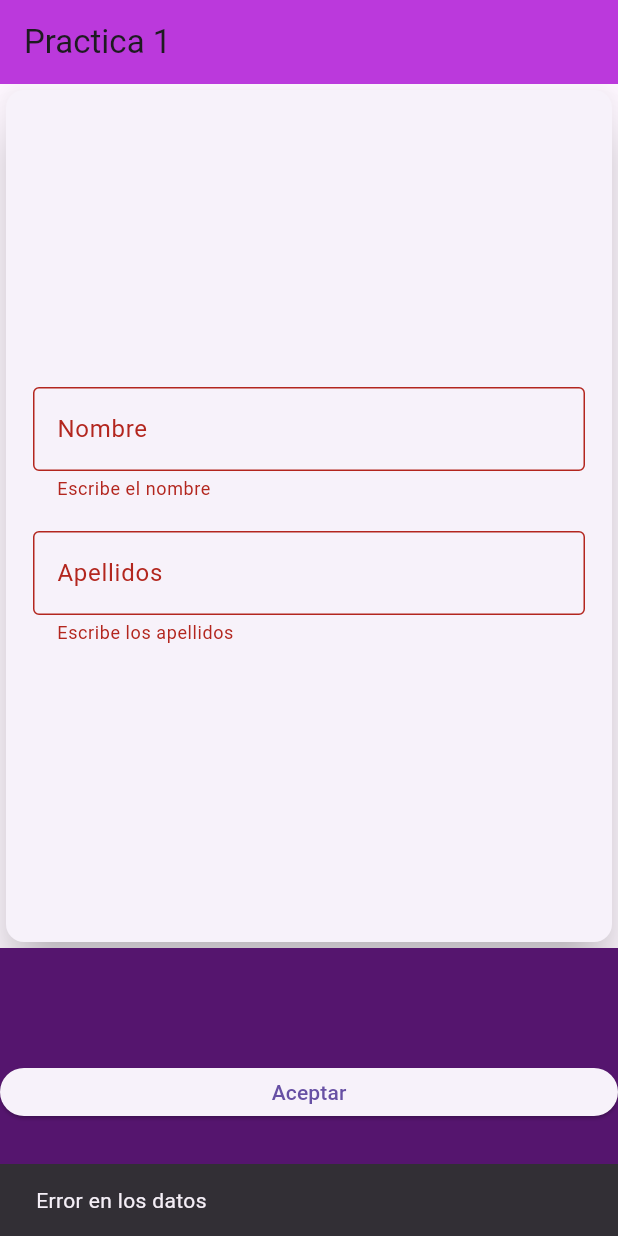
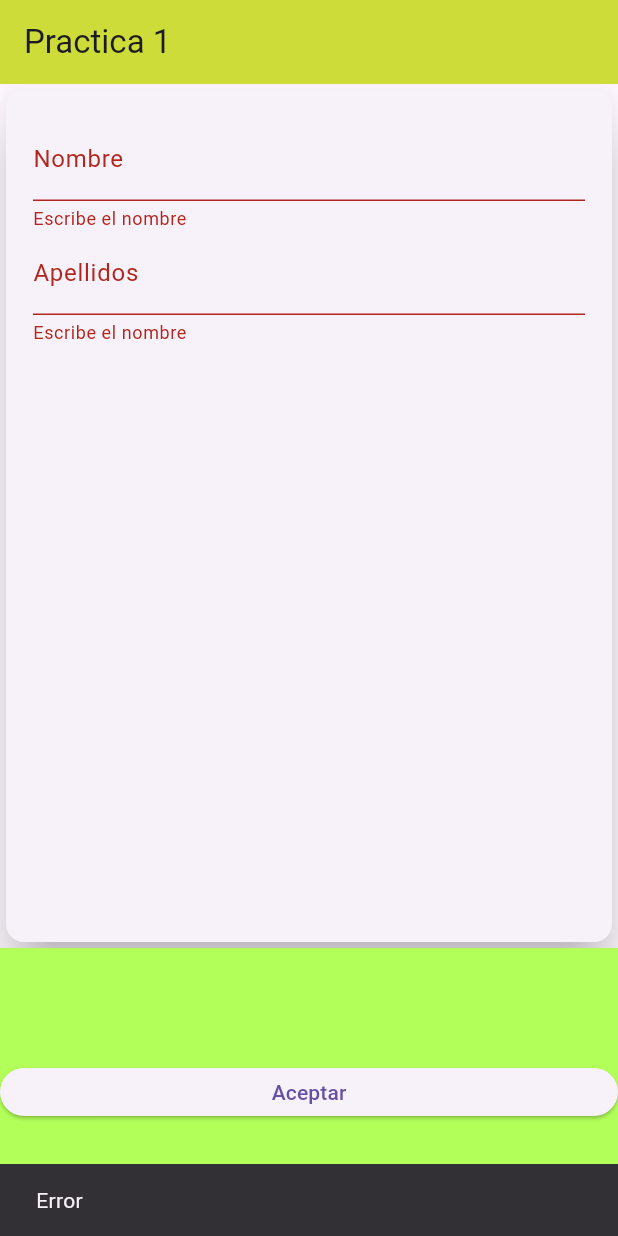
Before and after one commit to EvelynLomeli28/Programas, a Flutter app: the screen it shows after launch, after a tap on "Aceptar", on a phone screen of 412 x 824 dp. Run offline on Flutter 3.47's test engine with Material 3 defaults, Android fonts, the phone set to English and light mode, and no system bars.

Commit message:
no message

```diff
--- a/practica1_parcial3/lib/widget/pagina2.dart
+++ b/practica1_parcial3/lib/widget/pagina2.dart
@@ -1,3 +1,4 @@
+
 import 'package:flutter/material.dart';
 import 'package:practica1_parcial3/widget/pagina3.dart';
 
@@ -10,76 +11,68 @@
   }
 }
 
-class Datos extends State<Pagina2> {
+class Datos extends State<Pagina2>{
   final _llave = GlobalKey<FormState>();
   final TextEditingController nombre = TextEditingController();
   final TextEditingController apellidos = TextEditingController();
 
-  void validar() {
-    String nom = nombre.text;
+  void validar(){
+    String non = nombre.text;
     String ape = apellidos.text;
-    String cadena = "$nom - $ape";
+    String cadena = non +" - "+ape;
 
-    if (_llave.currentState?.validate() ?? false) {
+     if (_llave.currentState?.validate() ?? false){
            Navigator.push(
             context,
             MaterialPageRoute(
-          builder: (context) => Pagina3(cadena: cadena),
+              builder: (context) => Pagina3(
+                cadena : cadena,
               ),
-      );
-    } else {
+            ),
+            )
+            ;
+     }else{
       ScaffoldMessenger.of(context).showSnackBar(
-        const SnackBar(content: Text('Error en los datos')),
+        SnackBar(content: Text('Error')),
         );
      }
+
   }
-
-  String? _vNombre(String? value) {
-    if (value == null || value.isEmpty) {
+  String? _vNombre(String? value){
+    if(value== null || value.isEmpty){
       return 'Escribe el nombre';
     }
 
-    // Verificar que la primera letra sea mayúscula
-    if (value[0] != value[0].toUpperCase()) {
-      return 'La primera letra debe ser mayúscula';
+    String letra = value[0];
+    if (letra == value[0].toUpperCase()){
+          final nom = RegExp(r'^[a-z]+$');
+          String letras = value.substring(1,value.length);
+          print(letras);
+            if(!nom.hasMatch(letras)){
+                  return 'Error solo minusculas';
+            }
+    }else{
+      return 'La primer letra debe ser mayusculas';
     }
 
-    // Verificar que el resto sean minúsculas
-    final resto = value.substring(1);
-    final regexMinusculas = RegExp(r'^[a-záéíóúñ]*$');
-    if (!regexMinusculas.hasMatch(resto)) {
-      return 'El resto debe ser minúsculas';
+
   }
-
-    return null;
+  String? _vApellidos(String? value){
+     if(value== null || value.isEmpty){
+      return 'Escribe el nombre';
     }
-
-  String? _vApellidos(String? value) {
-    if (value == null || value.isEmpty) {
-      return 'Escribe los apellidos';
+       final nom = RegExp(r'^[a-z]+$');
+     if(!nom.hasMatch(value)){
+          return 'Error solo minusculas';
      }
-
-    // Verificar que la primera letra sea mayúscula
-    if (value[0] != value[0].toUpperCase()) {
-      return 'La primera letra debe ser mayúscula';
-    }
-
-    // Verificar que el resto sean minúsculas
-    final resto = value.substring(1);
-    final regexMinusculas = RegExp(r'^[a-záéíóúñ\s]*$');
-    if (!regexMinusculas.hasMatch(resto)) {
-      return 'El resto debe ser minúsculas';
-    }
-
-    return null;
   }
 
   @override
   Widget build(BuildContext context) {
     return Scaffold(
       appBar: AppBar(
-        title: const Text('Practica 1'),
-        backgroundColor: const Color.fromARGB(255, 187, 57, 220),
+        title: Text('Practica 1'),
+        backgroundColor: Colors.lime,
       ),
       body: Form(
         key: _llave,
@@ -92,22 +85,18 @@
                 child: Padding(
                   padding: const EdgeInsets.all(18.0),
                   child: Column(
-                    mainAxisAlignment: MainAxisAlignment.center,
                     children: [
                       TextFormField(
                         controller: nombre,
-                        decoration: const InputDecoration(
-                          labelText: 'Nombre',
-                          border: OutlineInputBorder(),
+                        decoration: InputDecoration(
+                          labelText: 'Nombre'
                         ),
                         validator: _vNombre,
                       ),
-                      const SizedBox(height: 20),
                       TextFormField(
                         controller: apellidos,
-                        decoration: const InputDecoration(
-                          labelText: 'Apellidos',
-                          border: OutlineInputBorder(),
+                        decoration: InputDecoration(
+                          labelText: 'Apellidos'
                         ),
                         validator: _vApellidos,
                       ),
@@ -118,15 +107,15 @@
               ),
               Expanded(
               flex: 1,
-              child: Container(
-                color: const Color.fromARGB(255, 85, 21, 110),
+              child:Container(
+                color: Colors.lightGreenAccent,
                 child: Padding(
                   padding: const EdgeInsets.only(top: 80, bottom: 80),
                   child: SizedBox(
                     width: double.infinity,
                     child: ElevatedButton(
                       onPressed: validar,
-                      child: const Text('Aceptar'),
+                      child: Text('Aceptar'),
                       ),
                   ),
                 ),
@@ -135,6 +124,8 @@
           ],
         ),
       ),
+
     );
   }
+
 }
--- /dev/null
+++ b/practica2_parcial3/lib/main.dart
@@ -0,0 +1,18 @@
+import 'package:flutter/material.dart';
+import 'package:practica2_parcial3/widget/pagina2.dart';
+
+void main() {
+  runApp(const MyApp());
+}
+
+class MyApp extends StatelessWidget {
+  const MyApp({super.key});
+
+  // This widget is the root of your application.
+  @override
+  Widget build(BuildContext context) {
+    return MaterialApp(
+      home: Pagina2(),
+    );
+  }
+}
--- /dev/null
+++ b/practica2_parcial3/lib/widget/pagina2.dart
@@ -0,0 +1,15 @@
+import 'package:flutter/material.dart';
+
+class Pagina2 extends StatefulWidget{
+  @override
+  State<StatefulWidget> createState() {
+    return Disenio();
+  }
+}
+
+class Disenio extends State<Pagina2>{
+  @override
+  Widget build(BuildContext context) {
+    return Scaffold();
+  }
+}
```
Also changed, not shown: practica1_parcial3/lib/widget/pagina3.dart (+37 -52 lines), practica2_parcial3/analysis_options.yaml (added, +28 -0 lines), practica2_parcial3/pubspec.yaml (added, +89 -0 lines), practica2_parcial3/pubspec.lock (added), 125 other files. Lines whose indentation alone changed are shown as unchanged.
